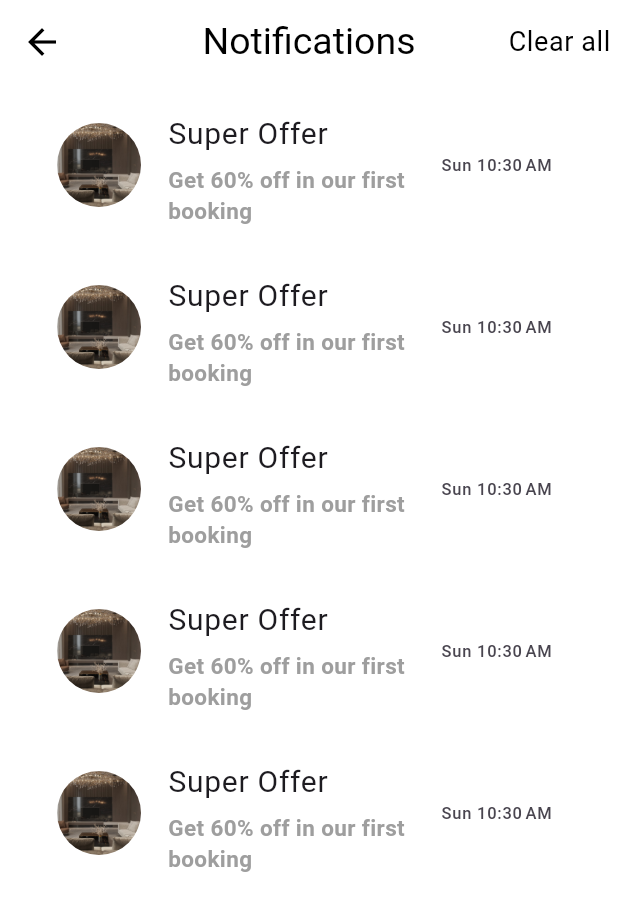
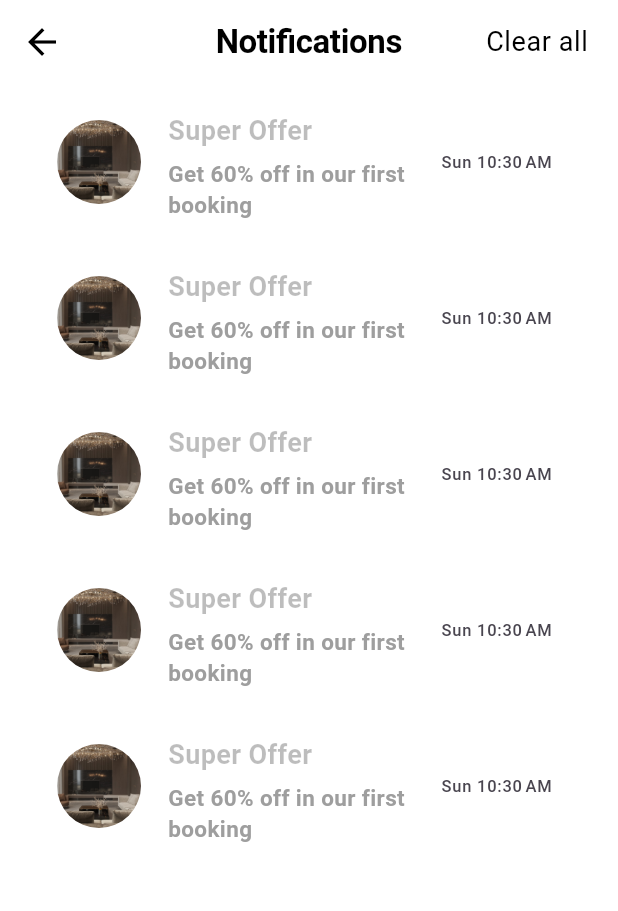
Before and after one commit to raedibrahim-2002/final_project, a Flutter app: the BottomNavigationBarHelper screen opened directly, after a tap on an icon or button, on a phone screen of 412 x 824 dp. Shown: the top 911 px of the screen. Run offline on Flutter 3.47's test engine with Material 3 defaults, Android fonts, the phone set to English and light mode, and no system bars; our stand-ins replace curved_navigation_bar, get, introduction_screen, shared_preferences; accounts and stored records are empty.

Commit message:
adding assetst

```diff
--- a/lib/bottom_navigation_bar.dart
+++ b/lib/bottom_navigation_bar.dart
@@ -8,7 +8,8 @@ import 'package:flutter_final_graduation_project/features/profile/presentation/v
 class BottomNavigationBarHelper extends StatefulWidget {
   const BottomNavigationBarHelper({super.key});
   @override
-  State<BottomNavigationBarHelper> createState() => _BottomNavigationBarHelperState();
+  State<BottomNavigationBarHelper> createState() =>
+      _BottomNavigationBarHelperState();
 }
 
 class _BottomNavigationBarHelperState extends State<BottomNavigationBarHelper> {
@@ -30,17 +31,22 @@ class _BottomNavigationBarHelperState extends State<BottomNavigationBarHelper> {
         index: _selectedIndex,
         buttonBackgroundColor: Colors.black,
         onTap: (index) {
-          print(index);
           setState(() {
             _selectedIndex = index;
           });
         },
         animationDuration: Duration(milliseconds: 400),
         items: [
-          Icon(Icons.home, color: _selectedIndex == 0 ? Colors.white : Colors.black,), // اللون يتغير بناءً على الاختيار المحدد
-          Icon(Icons.category, color: _selectedIndex == 1 ? Colors.white : Colors.black),
-          Icon(Icons.chat, color: _selectedIndex == 2 ? Colors.white : Colors.black),
-          Icon(Icons.person, color: _selectedIndex == 3 ? Colors.white : Colors.black),
+          Icon(
+            Icons.home,
+            color: _selectedIndex == 0 ? Colors.white : Colors.black,
+          ), // اللون يتغير بناءً على الاختيار المحدد
+          Icon(Icons.category,
+              color: _selectedIndex == 1 ? Colors.white : Colors.black),
+          Icon(Icons.chat,
+              color: _selectedIndex == 2 ? Colors.white : Colors.black),
+          Icon(Icons.person,
+              color: _selectedIndex == 3 ? Colors.white : Colors.black),
         ],
       ),
       body: screens[_selectedIndex],
--- a/lib/features/chat/presentation/views/chat_view.dart
+++ b/lib/features/chat/presentation/views/chat_view.dart
@@ -1,5 +1,6 @@
 import 'package:flutter/cupertino.dart';
 import 'package:flutter/material.dart';
+import 'package:flutter_final_graduation_project/core/utils/assets.dart';
 import 'package:flutter_final_graduation_project/features/chat/presentation/views/widgets/chat_view_body.dart';
 
 class ChatView extends StatelessWidget {
@@ -17,7 +18,7 @@ class ChatView extends StatelessWidget {
             width: MediaQuery.of(context).size.width * .09,
           ),
           Text(
-            'Chat',
+            AssetsStrings.chatString,
             style: Theme.of(context).textTheme.displayLarge,
           ),
           Spacer(),
--- a/lib/features/home/presentation/views/home_view.dart
+++ b/lib/features/home/presentation/views/home_view.dart
@@ -1,5 +1,6 @@
 import 'package:flutter/cupertino.dart';
 import 'package:flutter/material.dart';
+import 'package:flutter_final_graduation_project/core/utils/assets.dart';
 import 'package:flutter_final_graduation_project/core/utils/design_model.dart';
 import 'package:flutter_final_graduation_project/features/home/presentation/views/notifications_view.dart';
 import 'package:flutter_final_graduation_project/features/naveBar/presentation/view/navBar_view.dart';
@@ -47,7 +48,7 @@ class _HomeViewState extends State<HomeView> {
                           ),
                         ),
                         Text(
-                          "Search",
+                          AssetsStrings.searchAppString,
                           style: TextStyle(
                               color: Colors.black38,
                               fontWeight: FontWeight.bold,
@@ -115,7 +116,7 @@ class AppBarBody extends StatelessWidget {
           width: MediaQuery.of(context).size.width * .09,
         ),
         Text(
-          "Home",
+          AssetsStrings.homeString,
           style: Theme.of(context).textTheme.displayLarge,
         ),
         Spacer(),
--- a/lib/features/home/presentation/views/notifications_view.dart
+++ b/lib/features/home/presentation/views/notifications_view.dart
@@ -1,4 +1,3 @@
-
 import 'package:flutter/material.dart';
 import 'package:get/get.dart';
 import 'package:intl/intl.dart';
@@ -32,17 +31,14 @@ class _NotificationViewState extends State<NotificationView> {
         backgroundColor: Colors.white,
         elevation: 0,
         centerTitle: true,
-        title: const Text(
+        title: Text(
           'Notifications',
-          style: TextStyle(
-            color: Colors.black,
-            fontSize: 25,
-          ),
+          style: Theme.of(context).textTheme.displayLarge,
         ),
         actions: [
           Center(
             child: Padding(
-              padding: const EdgeInsets.only(right: 5),
+              padding: const EdgeInsets.only(right: 20),
               child: GestureDetector(
                 onTap: clearAllNotifications, // Calling the clear function here
                 child: Text(
@@ -71,11 +67,11 @@ class CustomNotification extends StatelessWidget {
       padding: const EdgeInsets.symmetric(horizontal: 20, vertical: 5),
       child: ListTile(
         tileColor: Colors.white,
-        title: const Padding(
+        title: Padding(
           padding: EdgeInsets.symmetric(vertical: 5),
           child: Text(
             'Super Offer',
-            style: TextStyle(fontSize: 20),
+            style: Theme.of(context).textTheme.bodyMedium,
           ),
         ),
         subtitle: const Padding(
--- a/lib/features/naveBar/presentation/view/navBar_view.dart
+++ b/lib/features/naveBar/presentation/view/navBar_view.dart
@@ -1,6 +1,6 @@
 import 'package:flutter/cupertino.dart';
 import 'package:flutter/material.dart';
-
+import 'package:flutter_final_graduation_project/core/utils/assets.dart';
 
 class NavBarView extends StatelessWidget {
   const NavBarView({Key? key}) : super(key: key);
@@ -36,14 +36,13 @@ class NavBarView extends StatelessWidget {
                 mainAxisAlignment: MainAxisAlignment.spaceBetween,
                 children: [
                   Text(
-                    "Home",
+                    AssetsStrings.homeString,
                     style: Theme.of(context).textTheme.bodySmall,
                   ),
                   Icon(Icons.arrow_forward_ios_outlined)
                 ],
               ),
               onTap: () {},
-
             ),
             SwitchListTile(
               title: Row(
@@ -51,7 +50,7 @@ class NavBarView extends StatelessWidget {
                   Icon(CupertinoIcons.sun_min_fill), // أيقونة الشمس
                   SizedBox(width: 8), // ترك مسافة بين الأيقونة والنص
                   Text(
-                    'Theme',
+                    AssetsStrings.themeString,
                     style: Theme.of(context).textTheme.bodySmall,
                   ),
                 ],
@@ -65,7 +64,7 @@ class NavBarView extends StatelessWidget {
                   Icon(CupertinoIcons.bell_fill), // أيقونة الشمس
                   SizedBox(width: 8), // ترك مسافة بين الأيقونة والنص
                   Text(
-                    'Notifications',
+                    AssetsStrings.notificationdString,
                     style: Theme.of(context).textTheme.bodySmall,
                   ),
                 ],
@@ -76,7 +75,7 @@ class NavBarView extends StatelessWidget {
             ListTile(
               leading: Icon(Icons.person_add),
               title: Text(
-                "Invite friends",
+                AssetsStrings.inviteFriendsString,
                 style: Theme.of(context).textTheme.bodySmall,
               ),
               onTap: () {},
@@ -87,7 +86,7 @@ class NavBarView extends StatelessWidget {
                 mainAxisAlignment: MainAxisAlignment.spaceBetween,
                 children: [
                   Text(
-                    "Settings",
+                    AssetsStrings.settingsString,
                     style: Theme.of(context).textTheme.bodySmall,
                   ),
                   Icon(Icons.arrow_forward_ios_outlined)
@@ -101,7 +100,7 @@ class NavBarView extends StatelessWidget {
                 mainAxisAlignment: MainAxisAlignment.spaceBetween,
                 children: [
                   Text(
-                    "About Us",
+                    AssetsStrings.aboutUsString,
                     style: Theme.of(context).textTheme.bodySmall,
                   ),
                   Icon(Icons.arrow_forward_ios_outlined)
--- a/lib/features/profile/presentation/views/profile_view.dart
+++ b/lib/features/profile/presentation/views/profile_view.dart
@@ -1,13 +1,14 @@
 import 'package:flutter/material.dart';
+import 'package:flutter_final_graduation_project/core/utils/assets.dart';
 
 class ProfileView extends StatelessWidget {
   const ProfileView({super.key});
 
   @override
   Widget build(BuildContext context) {
-    return  Scaffold(
+    return Scaffold(
       appBar: AppBar(
-        title: Text('profile'),
+        title: Text(AssetsStrings.ProfileString),
       ),
     );
   }
--- a/lib/main.dart
+++ b/lib/main.dart
@@ -1,5 +1,4 @@
 import 'package:flutter/material.dart';
-import 'package:flutter_final_graduation_project/features/onboardings/presentation/onboarding1/views/onboarding_view.dart';
 import 'package:flutter_final_graduation_project/features/splash/presentation/view/splash_view.dart';
 import 'package:get/get.dart';
 
--- a/pubspec.yaml
+++ b/pubspec.yaml
@@ -41,6 +41,7 @@ dependencies:
   curved_navigation_bar: ^1.0.3
   introduction_screen: ^3.1.12
   intl: ^0.19.0
+  shared_preferences: ^2.2.2
 
 dev_dependencies:
   flutter_test:
```
Also changed, not shown: lib/core/utils/assets.dart (+39 -0 lines), lib/features/categories/presentation/views/category_view.dart (+8 -5 lines), lib/features/categories/presentation/views/widgets/category_view_body.dart (+21 -89 lines), lib/features/onboardings/presentation/onboarding1/views/onboarding_view.dart (+33 -32 lines), lib/features/room/presentaiton/views/room_view.dart (+6 -7 lines), lib/core/utils/list_view_design.dart (line endings or trailing spaces).
